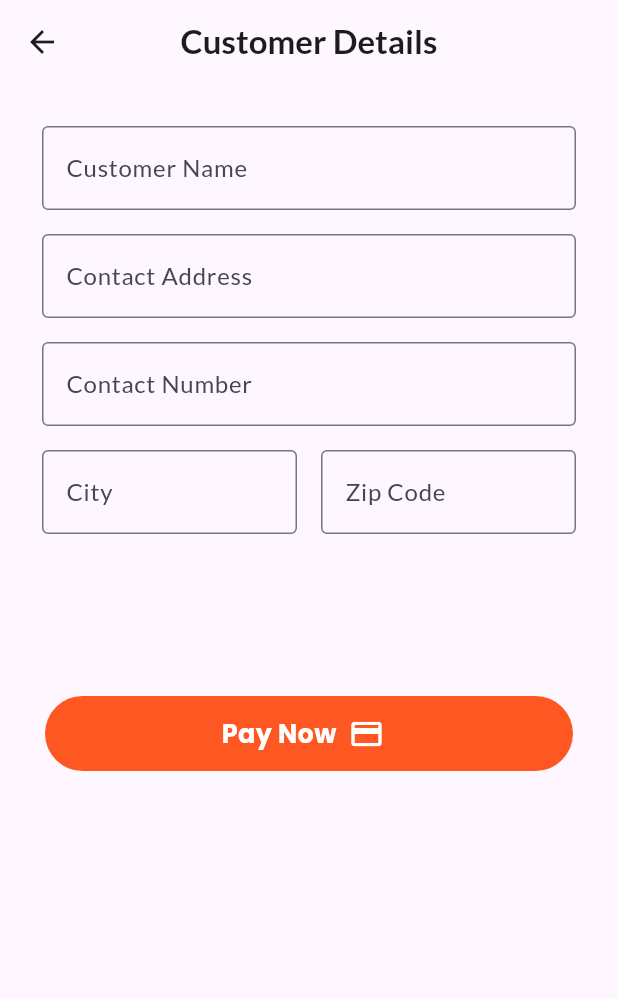
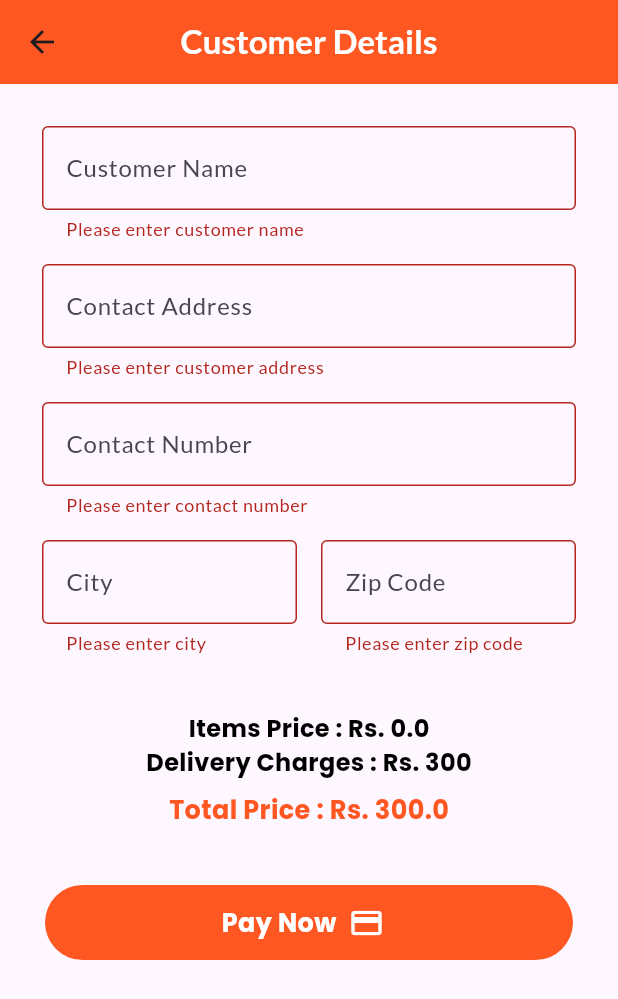
Before and after one commit to HiranthaDissanayake/Online_Shopping_app, a Flutter app: the OrderDetails screen opened directly, after a tap on "Pay Now", on a phone screen of 412 x 824 dp. Shown: the top 999 px of the screen. Run offline on Flutter 3.47's test engine with Material 3 defaults, Android fonts, the phone set to English and light mode, and no system bars; our stand-ins replace cached_network_image, curved_navigation_bar, device_preview, google_fonts; missing offline and left inert: flutter_stripe; network calls fail.

Commit message:
Created backend to store order details in the db

```diff
--- a/online_shopping_app/Frontend/lib/pages/order_details.dart
+++ b/online_shopping_app/Frontend/lib/pages/order_details.dart
@@ -1,5 +1,6 @@
 import 'package:flutter/material.dart';
 import 'package:online_shopping_app/Provider/cartProvider.dart';
+import 'package:online_shopping_app/Services/Api.dart';
 import 'package:online_shopping_app/Services/stripe_services.dart';
 import 'package:provider/provider.dart';
 
@@ -18,7 +19,6 @@ class _OrderDetailsState extends State<OrderDetails> {
   final TextEditingController _contactController = TextEditingController();
   final TextEditingController _cityController = TextEditingController();
   final TextEditingController _zipCodeController = TextEditingController();
-
   final _formkey = GlobalKey<FormState>();
 
   @override
@@ -27,10 +27,11 @@ class _OrderDetailsState extends State<OrderDetails> {
 
     return Scaffold(
       appBar: AppBar(
+        backgroundColor: Colors.deepOrange,
         centerTitle: true,
         title: Text(
           "Customer Details",
-          style: TextStyle(fontWeight: FontWeight.bold),
+          style: TextStyle(fontWeight: FontWeight.bold, color: Colors.white),
         ),
       ),
       body: SingleChildScrollView(
@@ -112,7 +113,8 @@ class _OrderDetailsState extends State<OrderDetails> {
                                 return null;
                               },
                               decoration: InputDecoration(
-                                  border: OutlineInputBorder(), hintText: "City"),
+                                  border: OutlineInputBorder(),
+                                  hintText: "City"),
                               keyboardType: TextInputType.text,
                             ),
                           ),
@@ -136,7 +138,34 @@ class _OrderDetailsState extends State<OrderDetails> {
                           ),
                         ),
                       ],
-                    )
+                    ),
+                    Padding(
+                      padding: const EdgeInsets.only(top: 30),
+                      child: Text(
+                        "Items Price : Rs. ${cartProvider.totalPrice}",
+                        style: TextStyle(
+                            fontWeight: FontWeight.bold,
+                            color: Colors.black,
+                            fontSize: 16),
+                      ),
+                    ),
+                    Text(
+                      "Delivery Charges : Rs. 300",
+                      style: TextStyle(
+                          fontWeight: FontWeight.bold,
+                          color: Colors.black,
+                          fontSize: 16),
+                    ),
+                    Padding(
+                      padding: const EdgeInsets.all(8.0),
+                      child: Text(
+                        "Total Price : Rs. ${cartProvider.totalPrice + 300}",
+                        style: TextStyle(
+                            fontWeight: FontWeight.bold,
+                            color: Colors.deepOrange,
+                            fontSize: 17),
+                      ),
+                    ),
                   ],
                 ),
                 Padding(
@@ -147,9 +176,28 @@ class _OrderDetailsState extends State<OrderDetails> {
                         bool paymentSuccess =
                             await StripePaymentService.processPayment(
                                 cartProvider.totalPrice);
+
                         if (paymentSuccess) {
+
+                          // create map to store delivery details
+                          var deleveryDetails = {
+                            "name": _nameController.text,
+                            "address": _addressController.text,
+                            "phone": _contactController.text,
+                            "city": _cityController.text,
+                            "zip": _zipCodeController.text,
+                            "price": cartProvider.totalPrice + 300,
+                          };
+
+                          // pass the delivery details to api
+                          Api.storeOrder(deleveryDetails, context);
+
+
                           ScaffoldMessenger.of(context).showSnackBar(
-                              SnackBar(content: Text("Payment Successful!")));
+                              SnackBar(
+                                content: Text("Payment Successful!"),
+                                backgroundColor: Colors.green,
+                                ));
                         } else {
                           ScaffoldMessenger.of(context).showSnackBar(
                               SnackBar(content: Text("Payment Failed!")));
@@ -157,7 +205,7 @@ class _OrderDetailsState extends State<OrderDetails> {
                       }
                     },
                     child: Container(
-                      margin: EdgeInsets.only(top: 90),
+                      margin: EdgeInsets.only(top: 20),
                       width: double.infinity,
                       height: 50,
                       decoration: BoxDecoration(
@@ -175,8 +223,8 @@ class _OrderDetailsState extends State<OrderDetails> {
                           ),
                           Padding(
                             padding: const EdgeInsets.all(8.0),
-                            child:
-                                Icon(Icons.payment_outlined, color: Colors.white),
+                            child: Icon(Icons.payment_outlined,
+                                color: Colors.white),
                           )
                         ],
                       ),
```
Also changed, not shown: online_shopping_app/Frontend/lib/Services/Api.dart (+29 -0 lines), 1 other file.
